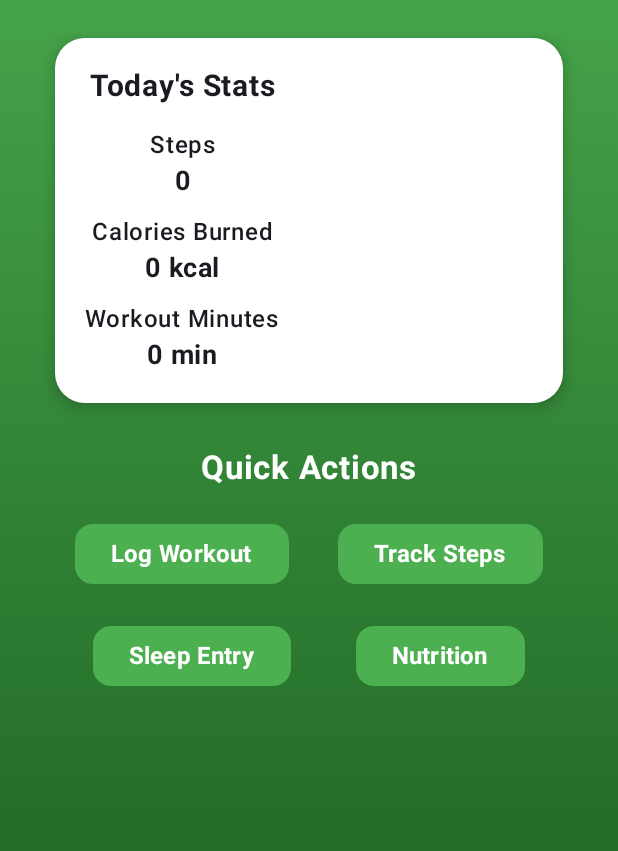
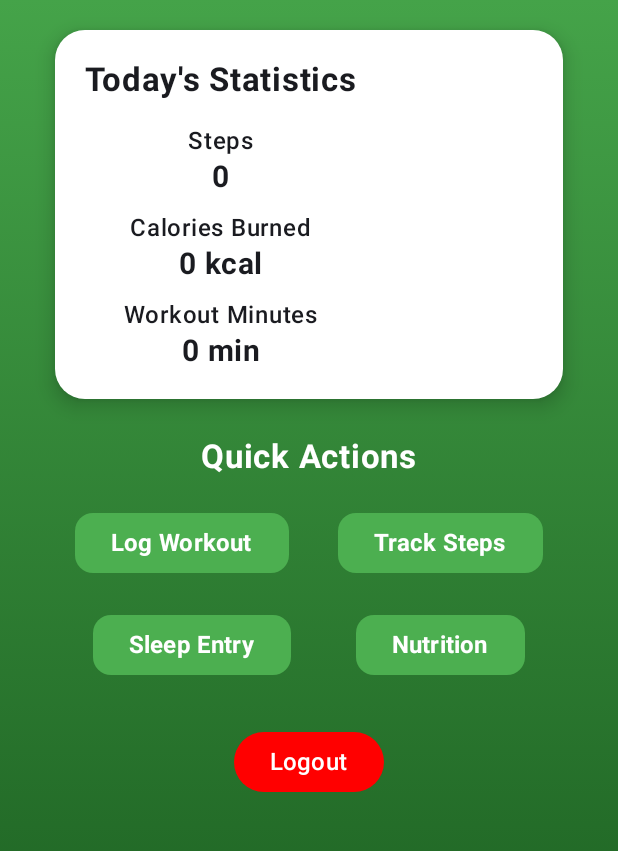
Before and after one commit to padmasrich2003-eng/FitTracker, an Android app built with Jetpack Compose: the HomeActivity screen opened directly, with no data from a screen before it, on a phone screen of 412 x 824 dp, the part 182-1033 px from its top. Run offline under Robolectric (Android 15) with nearby library versions, the phone set to English and light mode, and no system bars; our stand-ins replace Room's generated code.

Commit message:
Improving Funtionality of HomeActivity

```diff
--- a/app/src/main/AndroidManifest.xml
+++ b/app/src/main/AndroidManifest.xml
@@ -32,6 +32,11 @@
             android:name=".StepsActivity"/>
         <activity
             android:name=".WorkoutActivity"/>
+        <activity
+            android:name=".NutritionActivity"/>
+        <activity
+            android:name=".SleepActivity"/>
+
     </application>
 
 </manifest>
--- a/app/src/main/java/com/example/fittrackr/HomeActivity.kt
+++ b/app/src/main/java/com/example/fittrackr/HomeActivity.kt
@@ -2,6 +2,7 @@ package com.example.fittrackr
 
 import android.content.Intent
 import android.os.Bundle
+import android.widget.Toast
 import androidx.activity.ComponentActivity
 import androidx.activity.compose.setContent
 import androidx.activity.enableEdgeToEdge
@@ -20,7 +21,9 @@ import androidx.compose.ui.unit.dp
 import androidx.compose.ui.unit.sp
 import com.example.fittrackr.data.FitTrackrDatabase
 import com.example.fittrackr.ui.theme.FitTrackrTheme
-import androidx.compose.runtime.collectAsState
+import kotlinx.coroutines.CoroutineScope
+import kotlinx.coroutines.Dispatchers
+import kotlinx.coroutines.launch
 
 class HomeActivity : ComponentActivity() {
     override fun onCreate(savedInstanceState: Bundle?) {
@@ -40,7 +43,7 @@ fun HomeScreenUI() {
     val context = LocalContext.current
     val dao = remember { FitTrackrDatabase.getInstance(context).dailyStatDao() }
 
-    // Observe latest stats (read-only)
+    // Observe the most recent stat entry
     val latestStat by dao.getLatestStat().collectAsState(initial = null)
 
     val steps = latestStat?.steps ?: 0
@@ -48,10 +51,7 @@ fun HomeScreenUI() {
     val workoutMinutes = latestStat?.workoutMinutes ?: 0
 
     val gradientBg = Brush.verticalGradient(
-        colors = listOf(
-            Color(0xFF4CAF50),
-            Color(0xFF1B5E20)
-        )
+        colors = listOf(Color(0xFF4CAF50), Color(0xFF1B5E20))
     )
 
     Box(
@@ -64,13 +64,11 @@ fun HomeScreenUI() {
 
         Column(
             horizontalAlignment = Alignment.CenterHorizontally,
-            verticalArrangement = Arrangement.Top,
             modifier = Modifier
                 .fillMaxSize()
                 .padding(top = 70.dp)
         ) {
 
-            // Title
             Text(
                 text = "FitTrackr Dashboard",
                 fontSize = 28.sp,
@@ -78,44 +76,13 @@ fun HomeScreenUI() {
                 color = Color.White
             )
 
+            Spacer(modifier = Modifier.height(20.dp))
+
+            // ---- DAILY STATS CARD ----
+            DailyStatsCard(steps, calories, workoutMinutes)
+
             Spacer(modifier = Modifier.height(25.dp))
 
-            // Daily Stats Card (centered with side margins)
-            Card(
-                modifier = Modifier
-                    .fillMaxWidth(0.9f),   // 90% width -> centered by Column
-                shape = RoundedCornerShape(20.dp),
-                colors = CardDefaults.cardColors(
-                    containerColor = Color.White
-                ),
-                elevation = CardDefaults.cardElevation(defaultElevation = 6.dp)
-            ) {
-                Column(
-                    modifier = Modifier.padding(20.dp),
-                    horizontalAlignment = Alignment.CenterHorizontally
-                ) {
-
-                    Text(
-                        text = "Today's Stats",
-                        fontSize = 20.sp,
-                        fontWeight = FontWeight.Bold
-                    )
-
-                    Spacer(modifier = Modifier.height(15.dp))
-
-                    StatItem(label = "Steps", value = steps.toString())
-                    Spacer(modifier = Modifier.height(10.dp))
-
-                    StatItem(label = "Calories Burned", value = "$calories kcal")
-                    Spacer(modifier = Modifier.height(10.dp))
-
-                    StatItem(label = "Workout Minutes", value = "$workoutMinutes min")
-                }
-            }
-
-            Spacer(modifier = Modifier.height(30.dp))
-
-            // Quick Action Buttons
             Text(
                 text = "Quick Actions",
                 fontSize = 22.sp,
@@ -129,17 +96,12 @@ fun HomeScreenUI() {
                 modifier = Modifier.fillMaxWidth(),
                 horizontalArrangement = Arrangement.SpaceEvenly
             ) {
-                // Log Workout -> go to another page, not auto-add data
                 ActionButton("Log Workout") {
-                    context.startActivity(
-                        Intent(context, WorkoutActivity::class.java)
-                    )
+                    context.startActivity(Intent(context, WorkoutActivity::class.java))
                 }
 
                 ActionButton("Track Steps") {
-                    context.startActivity(
-                        Intent(context, StepsActivity::class.java)
-                    )
+                    context.startActivity(Intent(context, StepsActivity::class.java))
                 }
             }
 
@@ -150,46 +112,71 @@ fun HomeScreenUI() {
                 horizontalArrangement = Arrangement.SpaceEvenly
             ) {
                 ActionButton("Sleep Entry") {
-                    // later: open SleepActivity
+                    context.startActivity(Intent(context, SleepActivity::class.java))
                 }
+
                 ActionButton("Nutrition") {
-                    // later: open NutritionActivity
+                    context.startActivity(Intent(context, NutritionActivity::class.java))
                 }
+            }
+
+            Spacer(modifier = Modifier.height(30.dp))
+
+            // ---- LOGOUT BUTTON ----
+            Button(
+                onClick = {
+                    Toast.makeText(context, "Logged out!", Toast.LENGTH_SHORT).show()
+                    context.startActivity(Intent(context, LoginPageActivity::class.java))
+                },
+                colors = ButtonDefaults.buttonColors(containerColor = Color.Red)
+            ) {
+                Text("Logout", color = Color.White, fontSize = 16.sp)
             }
         }
     }
 }
 
 @Composable
-fun StatItem(label: String, value: String) {
-    Column(horizontalAlignment = Alignment.CenterHorizontally) {
-        Text(
-            text = label,
-            fontSize = 16.sp,
-            fontWeight = FontWeight.Medium
-        )
-        Text(
-            text = value,
-            fontSize = 18.sp,
-            fontWeight = FontWeight.Bold
-        )
+fun DailyStatsCard(steps: Int, calories: Int, workoutMinutes: Int) {
+    Card(
+        modifier = Modifier.fillMaxWidth(0.9f),
+        shape = RoundedCornerShape(20.dp),
+        colors = CardDefaults.cardColors(containerColor = Color.White),
+        elevation = CardDefaults.cardElevation(8.dp)
+    ) {
+        Column(
+            modifier = Modifier.padding(20.dp),
+            horizontalAlignment = Alignment.CenterHorizontally
+        ) {
+            Text("Today's Statistics", fontSize = 22.sp, fontWeight = FontWeight.Bold)
+            Spacer(modifier = Modifier.height(15.dp))
+
+            StatItem("Steps", steps.toString())
+            Spacer(modifier = Modifier.height(10.dp))
+
+            StatItem("Calories Burned", "$calories kcal")
+            Spacer(modifier = Modifier.height(10.dp))
+
+            StatItem("Workout Minutes", "$workoutMinutes min")
+        }
     }
 }
 
 @Composable
-fun ActionButton(title: String, onClick: () -> Unit) {
+fun StatItem(title: String, value: String) {
+    Column(horizontalAlignment = Alignment.CenterHorizontally) {
+        Text(title, fontSize = 16.sp, fontWeight = FontWeight.Medium)
+        Text(value, fontSize = 20.sp, fontWeight = FontWeight.Bold)
+    }
+}
+
+@Composable
+fun ActionButton(name: String, onClick: () -> Unit) {
     Button(
         onClick = onClick,
         shape = RoundedCornerShape(12.dp),
-        colors = ButtonDefaults.buttonColors(
-            containerColor = Color(0xFF4CAF50)
-        )
+        colors = ButtonDefaults.buttonColors(containerColor = Color(0xFF4CAF50))
     ) {
-        Text(
-            text = title,
-            fontSize = 16.sp,
-            fontWeight = FontWeight.Bold,
-            color = Color.White
-        )
+        Text(name, fontSize = 16.sp, fontWeight = FontWeight.Bold, color = Color.White)
     }
 }
--- /dev/null
+++ b/app/src/main/java/com/example/fittrackr/NutritionActivity.kt
@@ -0,0 +1,4 @@
+package com.example.fittrackr
+
+class NutritionActivity {
+}
--- /dev/null
+++ b/app/src/main/java/com/example/fittrackr/SleepActivity.kt
@@ -0,0 +1,4 @@
+package com.example.fittrackr
+
+class SleepActivity {
+}
```
